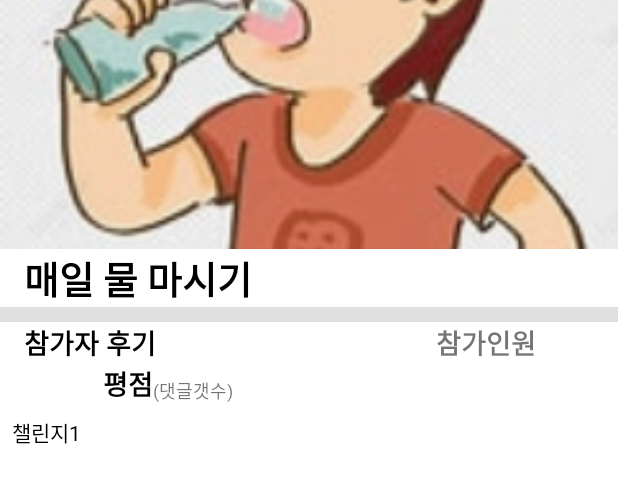
After one commit to 1029thing/Aim_ksb, an Android app: the layout fragment_challenge_apply.xml on its own in the app's theme, with its tools: preview values and no code run, on a phone screen of 412 x 824 dp. The commit adds this screen. Shown: the top 483 px of the screen. Run offline under Robolectric (Android 15) with nearby library versions, the phone set to English and light mode, and no system bars.

Commit message:
2024-04-14회의

```diff
--- /dev/null
+++ b/app/src/main/res/drawable/roundconer.xml
@@ -0,0 +1,12 @@
+<?xml version="1.0" encoding="utf-8"?>
+<shape xmlns:android="http://schemas.android.com/apk/res/android"
+    android:shape="rectangle" >
+    <solid android:color="@null"/>
+    <corners android:bottomRightRadius="30dp"
+        android:bottomLeftRadius="30dp"
+        android:topLeftRadius="30dp"
+        android:topRightRadius="30dp"/>
+    <stroke
+        android:width="1dp"
+        android:color="@color/black" />
+</shape>
--- /dev/null
+++ b/app/src/main/res/drawable/roundconercolor.xml
@@ -0,0 +1,12 @@
+<?xml version="1.0" encoding="utf-8"?>
+<shape xmlns:android="http://schemas.android.com/apk/res/android"
+    android:shape="rectangle" >
+    <solid android:color="#964B00"/>
+    <corners android:bottomRightRadius="30dp"
+        android:bottomLeftRadius="30dp"
+        android:topLeftRadius="30dp"
+        android:topRightRadius="30dp"/>
+    <stroke
+        android:width="1dp"
+        android:color="@color/black" />
+</shape>
--- a/app/src/main/res/layout/fragment_challenge.xml
+++ b/app/src/main/res/layout/fragment_challenge.xml
@@ -109,6 +109,15 @@
 
         </LinearLayout>
     </androidx.appcompat.widget.Toolbar>
+
+    <ScrollView
+        android:layout_width="match_parent"
+        android:layout_height="wrap_content">
+        <LinearLayout
+            android:layout_width="match_parent"
+            android:layout_height="wrap_content"
+            android:orientation="vertical">
+
     <TextView
         android:layout_width="match_parent"
         android:layout_height="wrap_content"
@@ -220,6 +229,8 @@
 
         </LinearLayout>
     </HorizontalScrollView>
+        </LinearLayout>
+    </ScrollView>
 
 
 
--- /dev/null
+++ b/app/src/main/res/layout/fragment_challenge_apply.xml
@@ -0,0 +1,135 @@
+<?xml version="1.0" encoding="utf-8"?>
+<ScrollView xmlns:android="http://schemas.android.com/apk/res/android"
+    xmlns:app="http://schemas.android.com/apk/res-auto"
+    xmlns:tools="http://schemas.android.com/tools"
+    android:layout_width="match_parent"
+    android:layout_height="match_parent"
+    tools:context=".ui.challenge.ChallengeFragment"
+    android:orientation="vertical">
+    <LinearLayout
+        android:layout_width="match_parent"
+        android:layout_height="match_parent"
+        android:orientation="vertical">
+
+        <ImageView
+            android:layout_width="match_parent"
+            android:layout_height="0dp"
+            android:layout_weight="0.3"
+            android:scaleType="centerCrop"
+            android:src="@drawable/drink_water" />
+        <TextView
+            android:layout_width="match_parent"
+            android:layout_height="wrap_content"
+            android:textSize="25sp"
+            android:textStyle="bold"
+            android:paddingLeft="16dp"
+            android:gravity="start"
+            android:text = "매일 물 마시기"
+            android:textColor = "@color/black"/>
+        <TextView
+            android:layout_width="match_parent"
+            android:layout_height="10dp"
+            android:background="#E0E0E0" />
+        <LinearLayout
+            android:layout_width="match_parent"
+            android:layout_height="wrap_content"
+            android:orientation="horizontal">
+
+            <TextView
+                android:layout_width="0dp"
+                android:layout_height="wrap_content"
+                android:layout_weight="1"
+                android:paddingLeft="16dp"
+                android:text="참가자 후기"
+                android:textColor="@color/black"
+                android:textSize="18sp"
+                android:textStyle="bold" />
+
+            <TextView
+                android:layout_width="wrap_content"
+                android:layout_height="wrap_content"
+                android:textSize="18sp"
+                android:paddingRight="50dp"
+                android:textStyle="bold"
+
+                android:text = "참가인원 "
+                />
+        </LinearLayout>
+        <LinearLayout
+            android:layout_width="match_parent"
+            android:layout_height="wrap_content"
+            android:orientation="horizontal">
+
+            <ImageView
+                android:layout_width="0dp"
+                android:layout_height="match_parent"
+                android:layout_weight="0.15"
+                android:paddingLeft="10dp"
+
+                />
+            <TextView
+                android:layout_width="0dp"
+                android:layout_height="match_parent"
+                android:layout_weight="0.1"
+                android:textStyle="bold"
+                android:textColor="@color/black"
+                android:text = "평점"
+                android:textSize = "18sp"
+                android:gravity="center_vertical|right" />
+            <TextView
+                android:layout_width="0dp"
+                android:layout_height="match_parent"
+                android:layout_weight="0.75"
+                android:textSize="12sp"
+                android:text = "(댓글갯수)"
+                android:gravity = "bottom"/>
+        </LinearLayout>
+        <HorizontalScrollView
+            android:layout_width="match_parent"
+            android:layout_height="wrap_content">
+
+            <LinearLayout
+                android:layout_width="match_parent"
+                android:layout_height="match_parent"
+                android:orientation="horizontal"
+                android:gravity="center_vertical">
+                <LinearLayout
+                    android:layout_width="wrap_content"
+                    android:layout_height="wrap_content"
+                    android:orientation="vertical"
+                    android:gravity="center_horizontal"
+                    android:padding="8dp">
+
+
+
+                    <TextView
+                        android:layout_width="wrap_content"
+                        android:layout_height="wrap_content"
+                        android:text="챌린지1"
+                        android:textColor="@color/black"/>
+                </LinearLayout>
+
+
+
+
+
+
+
+
+
+
+            </LinearLayout>
+
+        </HorizontalScrollView>
+
+
+
+
+
+
+
+    </LinearLayout>
+
+
+
+</ScrollView>
```
Also changed, not shown: app/src/main/res/drawable/blood.png (added), app/src/main/res/drawable/game.png (added), app/src/main/res/drawable/health.png (added), app/src/main/res/drawable/study.png (added), app/src/main/res/drawable/travel.png (added).
